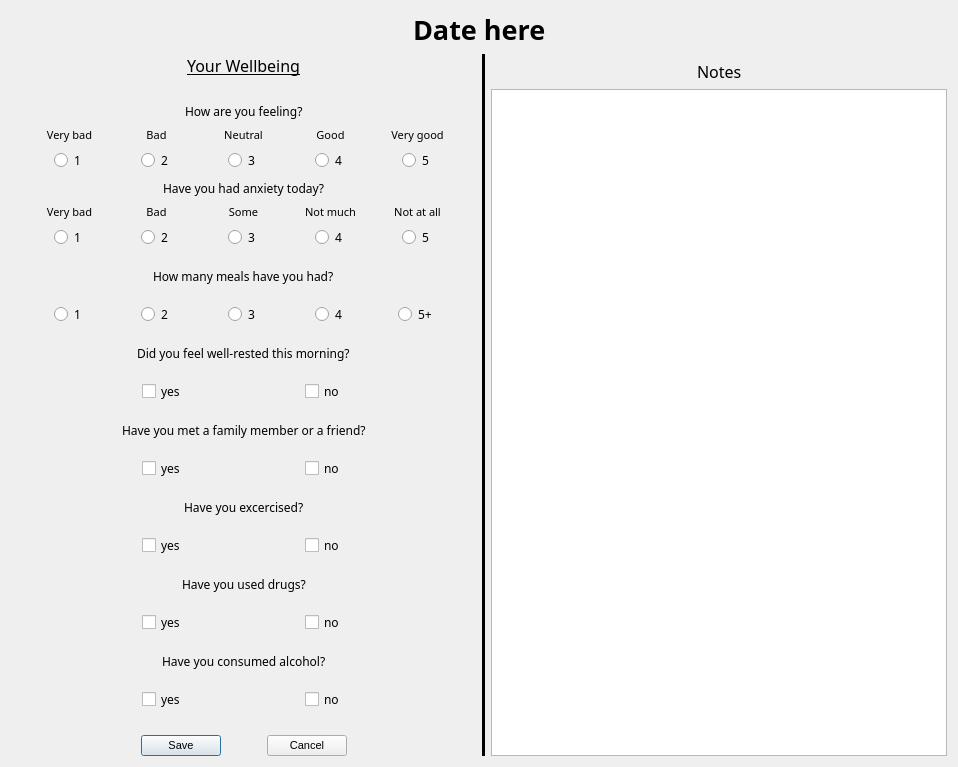
Above: project_root/src/gui/Registration_form_prototype.ui from CopycatPandaExpressChowMein/Agile-Development-Project-2025 before the change. Below: the same form after it.
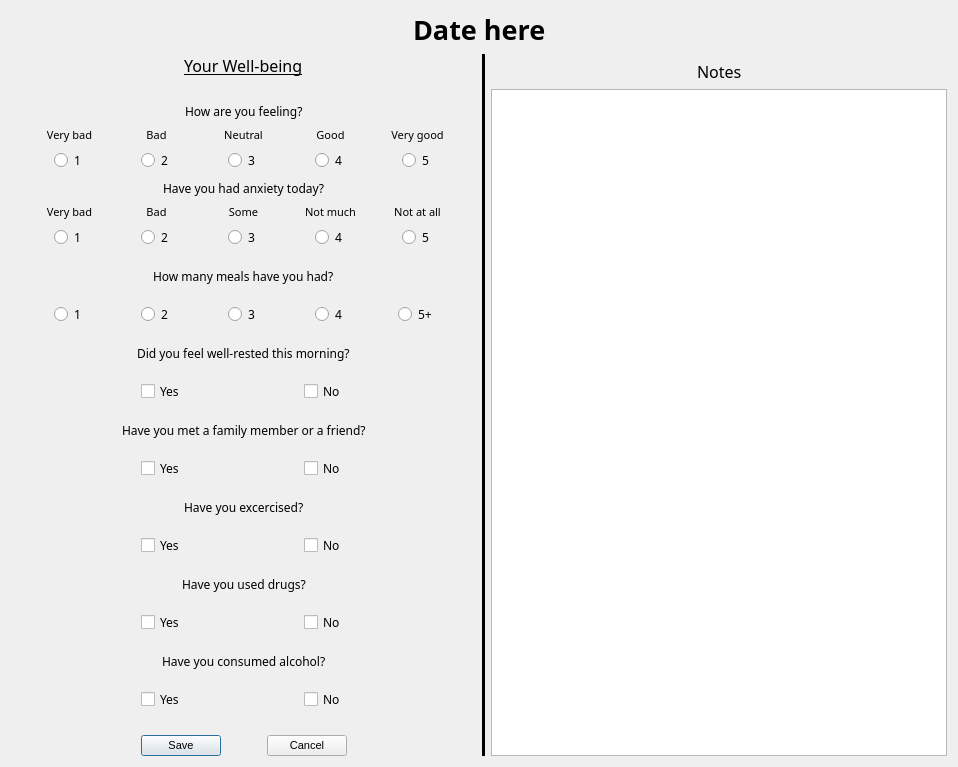
That is the form after the change.

What changed in the file:
```diff
--- a/project_root/src/gui/Registration_form_prototype.ui
+++ b/project_root/src/gui/Registration_form_prototype.ui
@@ -93,7 +93,7 @@
             </font>
            </property>
            <property name="text">
-            <string>Your Wellbeing</string>
+            <string>Your Well-being</string>
            </property>
           </widget>
          </item>
@@ -1396,7 +1396,7 @@
                        </font>
                       </property>
                       <property name="text">
-                       <string>yes</string>
+                       <string>Yes</string>
                       </property>
                       <attribute name="buttonGroup">
                        <string notr="true">Registration_form_rest_buttons</string>
@@ -1425,7 +1425,7 @@
                        </font>
                       </property>
                       <property name="text">
-                       <string>no</string>
+                       <string>No</string>
                       </property>
                       <attribute name="buttonGroup">
                        <string notr="true">Registration_form_rest_buttons</string>
@@ -1518,7 +1518,7 @@
                        </font>
                       </property>
                       <property name="text">
-                       <string>yes</string>
+                       <string>Yes</string>
                       </property>
                       <attribute name="buttonGroup">
                        <string notr="true">Registration_form_family_buttons</string>
@@ -1547,7 +1547,7 @@
                        </font>
                       </property>
                       <property name="text">
-                       <string>no</string>
+                       <string>No</string>
                       </property>
                       <attribute name="buttonGroup">
                        <string notr="true">Registration_form_family_buttons</string>
@@ -1640,7 +1640,7 @@
                        </font>
                       </property>
                       <property name="text">
-                       <string>yes</string>
+                       <string>Yes</string>
                       </property>
                       <attribute name="buttonGroup">
                        <string notr="true">Registration_form_exercise_buttons</string>
@@ -1669,7 +1669,7 @@
                        </font>
                       </property>
                       <property name="text">
-                       <string>no</string>
+                       <string>No</string>
                       </property>
                       <attribute name="buttonGroup">
                        <string notr="true">Registration_form_exercise_buttons</string>
@@ -1762,7 +1762,7 @@
                        </font>
                       </property>
                       <property name="text">
-                       <string>yes</string>
+                       <string>Yes</string>
                       </property>
                       <attribute name="buttonGroup">
                        <string notr="true">Registration_form_drugs_buttons</string>
@@ -1791,7 +1791,7 @@
                        </font>
                       </property>
                       <property name="text">
-                       <string>no</string>
+                       <string>No</string>
                       </property>
                       <attribute name="buttonGroup">
                        <string notr="true">Registration_form_drugs_buttons</string>
@@ -1884,7 +1884,7 @@
                        </font>
                       </property>
                       <property name="text">
-                       <string>yes</string>
+                       <string>Yes</string>
                       </property>
                       <attribute name="buttonGroup">
                        <string notr="true">Registration_form_alcohol_buttons</string>
@@ -1913,7 +1913,7 @@
                        </font>
                       </property>
                       <property name="text">
-                       <string>no</string>
+                       <string>No</string>
                       </property>
                       <attribute name="buttonGroup">
                        <string notr="true">Registration_form_alcohol_buttons</string>
```
Left out of the diff: 8 changed lines with no effect on the pictures.
